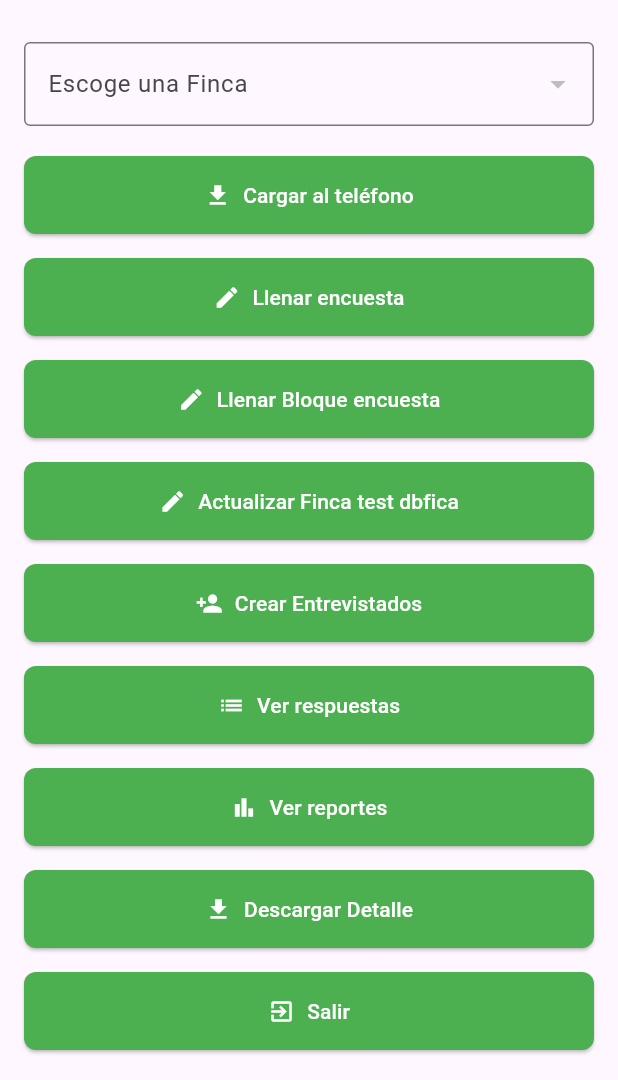
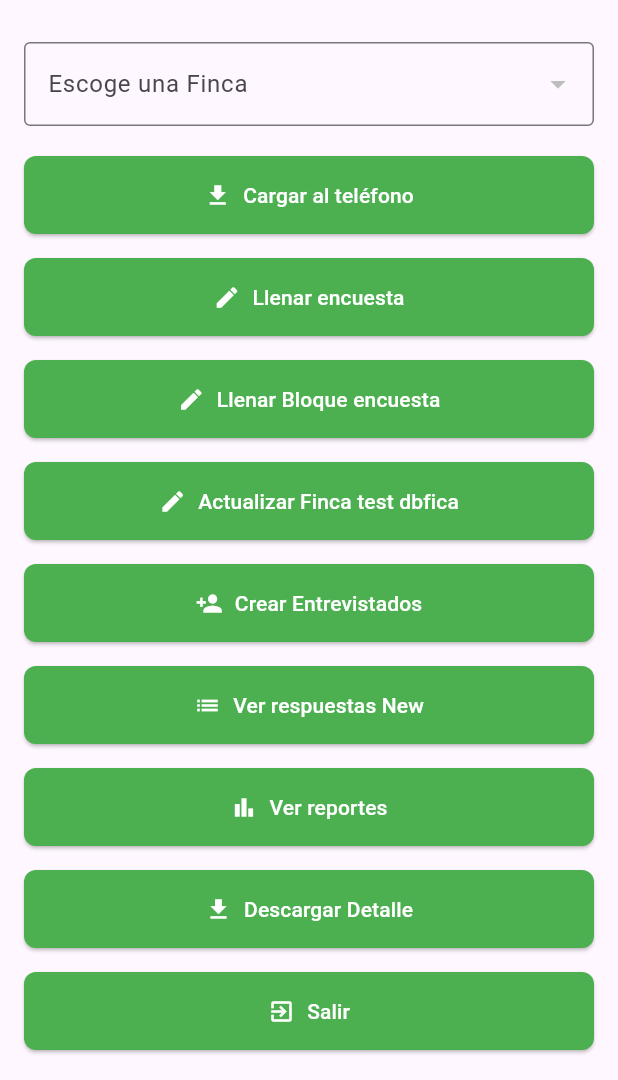
Before and after one commit to desarrolloglobal/encuesta_global_com, a Flutter app: the HomePage screen opened by its route, on a phone screen of 412 x 824 dp, the part 156-1236 px from its top. Run offline on Flutter 3.47's test engine with Material 3 defaults, Android fonts, the phone set to English and light mode, and no system bars; our stand-ins replace connectivity_plus, csv, flutter_dotenv, pdf, printing, shared_preferences and 1 more; missing offline and left inert: universal_html; accounts and stored records are empty.

```diff
--- a/lib/pages/home_page.dart
+++ b/lib/pages/home_page.dart
@@ -236,7 +236,7 @@ class _HomePageState extends State<HomePage> {
                 SizedBox(height: 16),
                 _buildButton('Crear Entrevistados', Icons.person_add, () {}),
                 SizedBox(height: 16),
-                _buildButton('Ver respuestas', Icons.list, () {
+                _buildButton('Ver respuestas New', Icons.list, () {
                   Navigator.push(
                     context,
                     MaterialPageRoute(
```
